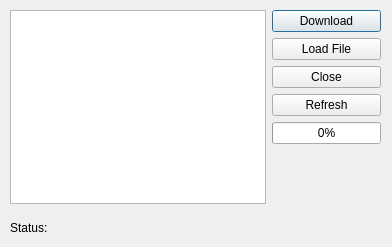
Qt form src/ui/configuration/DownloadRemoteParamsDialog.ui (ArduPilot/apm_planner) before a commit.
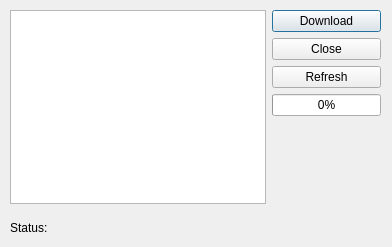
The same form after that commit.

Commit message: Update to support showing the compare dialog always on download.

What changed in the file:
```diff
--- a/src/ui/configuration/DownloadRemoteParamsDialog.ui
+++ b/src/ui/configuration/DownloadRemoteParamsDialog.ui
@@ -48,13 +48,6 @@
         </property>
        </widget>
       </item>
-      <item>
-       <widget class="QPushButton" name="loadButton">
-        <property name="text">
-         <string>Load File</string>
-        </property>
-       </widget>
-      </item>
       <item>
        <widget class="QPushButton" name="closeButton">
         <property name="text">
```
The commit also changes 10 other files.
